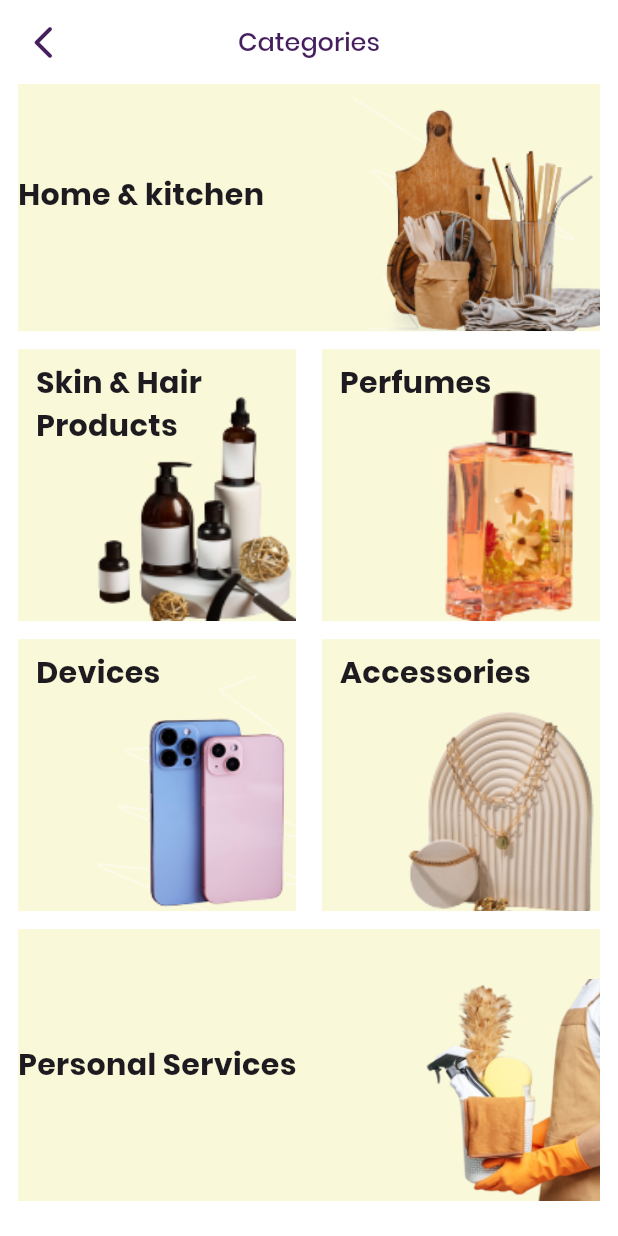
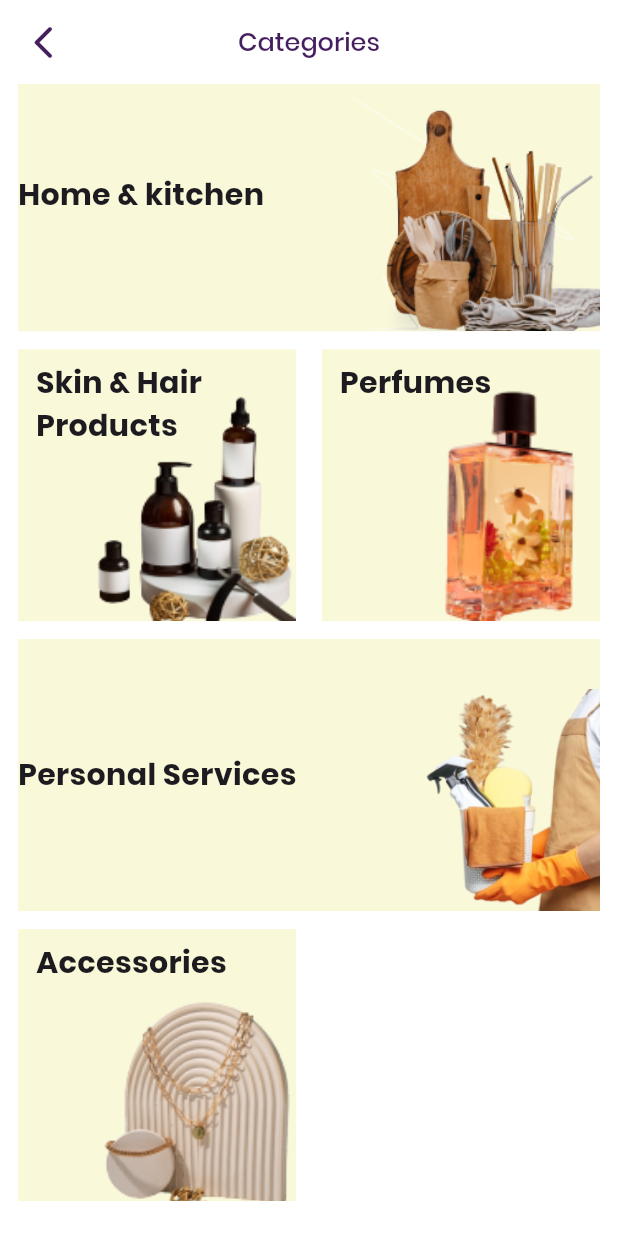
Before and after one commit to huzaifaa786/hume, a Flutter app: the CategoriesScreen screen opened by its route, scrolled down 415 dp, on a phone screen of 412 x 824 dp. Run offline on Flutter 3.47's test engine with Material 3 defaults, Android fonts, the light colour scheme and no system bars; our stand-ins replace badges, cached_network_image, carousel_indicator, carousel_slider, cloud_firestore, firebase_auth and 14 more; missing offline and left inert: flutter_stripe; accounts and stored records are empty; statements that could not run were skipped.

Commit message:
delete devices

```diff
--- a/lib/translation.dart
+++ b/lib/translation.dart
@@ -44,6 +44,7 @@
           "Shops": "Shops",
           "Account": "Account",
           "Home & kitchen": "Home & kitchen",
+          "Home & Kitchen": "Home & Kitchen",
           "Green chair": "Green chair",
           "4 Golden spones": "4 Golden spones",
           "Wooden table": "Wooden table",
@@ -276,6 +277,7 @@
           "Shops": " المحلات",
           "Account": " الحساب",
           "Home & kitchen": " المنزل و المطبخ",
+          "Home & Kitchen": " المنزل و المطبخ",
           "Green chair": " كرسي أخضر",
           "4 Golden spones": " أربعة معالق ذهبية",
           "Wooden table": " طاولة خشبية",
--- a/lib/views/categories/categories_view.dart
+++ b/lib/views/categories/categories_view.dart
@@ -90,9 +90,8 @@
                         height: 0.19,
                         width: 0.35,
                         ontap: () {
-                          Get.toNamed(AppRoutes.products, parameters: {
-                            'category': 'Skin & Hair Products'
-                          });
+                          Get.toNamed(AppRoutes.products,
+                              parameters: {'category': 'Skin & Hair Products'});
                         },
                       ),
                       CategoryCard(
@@ -109,18 +108,27 @@
                     ],
                   ),
                   Gap(12),
+                  CategoryCard2(
+                      img: 'assets/images/personalServices.png',
+                      name: 'Personal Services'.tr,
+                      height: 0.18,
+                      ontap: () {
+                        Get.toNamed(AppRoutes.products,
+                            parameters: {'category': 'Personal Services'});
+                      }),
+                  Gap(12),
                   Row(
                     mainAxisAlignment: MainAxisAlignment.spaceBetween,
                     children: [
-                      CategoryCard(
-                        img: 'assets/images/device.png',
-                        name: 'Devices'.tr,
-                        height: 0.19,
-                        ontap: () {
-                          Get.toNamed(AppRoutes.products,
-                              parameters: {'category': 'Devices'});
-                        },
-                      ),
+                      // CategoryCard(
+                      //   img: 'assets/images/device.png',
+                      //   name: 'Devices'.tr,
+                      //   height: 0.19,
+                      //   ontap: () {
+                      //     Get.toNamed(AppRoutes.products,
+                      //         parameters: {'category': 'Devices'});
+                      //   },
+                      // ),
                       CategoryCard(
                         img: 'assets/images/accessories.png',
                         name: 'Accessories'.tr,
@@ -134,15 +142,6 @@
                     ],
                   ),
                   Gap(12),
-                  CategoryCard2(
-                      img: 'assets/images/personalServices.png',
-                      name: 'Personal Services'.tr,
-                      height: 0.18,
-                      ontap: () {
-                        Get.toNamed(AppRoutes.products,
-                            parameters: {'category': 'Personal Services'});
-                      }),
-                  Gap(12),
                 ],
               ),
             )),
--- a/lib/views/home/home_view.dart
+++ b/lib/views/home/home_view.dart
@@ -30,7 +30,7 @@
           state.controller!.fetchBagsandshoesProducts('Bags and shoes');
           state.controller!.fetchFurnitureProducts('Furniture');
           state.controller!.fetchMakeupProducts('Makeup');
-          state.controller!.fetchHomeandkitchenProducts('Home & kitchen');
+          state.controller!.fetchHomeandkitchenProducts('Home & Kitchen');
         });
       },
       builder: (controller) => Scaffold(
@@ -223,14 +223,14 @@
                                 parameters: {'category': 'Makeup'});
                           },
                         ),
-                        CategoryCircle(
-                          imagePath: 'assets/images/devices.svg',
-                          title: 'Devices'.tr,
-                          ontap: () {
-                            Get.toNamed(AppRoutes.products,
-                                parameters: {'category': 'Devices'});
-                          },
-                        ),
+                        // CategoryCircle(
+                        //   imagePath: 'assets/images/devices.svg',
+                        //   title: 'Devices'.tr,
+                        //   ontap: () {
+                        //     Get.toNamed(AppRoutes.products,
+                        //         parameters: {'category': 'Devices'});
+                        //   },
+                        // ),
                       ],
                     ),
                   ),
@@ -509,7 +509,7 @@
                           GestureDetector(
                             onTap: () {
                               Get.toNamed(AppRoutes.products, parameters: {
-                                'category': 'Home & kitchen'
+                                'category': 'Home & Kitchen'
                               });
                             },
                             child: Text(
```
